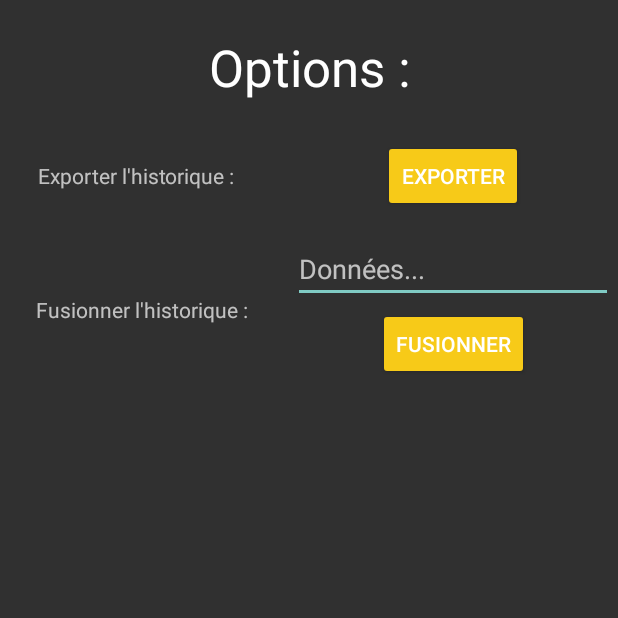
After one commit to Frexom/ArjenSimulathor, an Android app: the fragment SettingsFragment shown on its own in the app's theme, on a phone screen of 412 x 824 dp, the top half of it. The commit adds this screen. Run offline under Robolectric (Android 15) with nearby library versions, the phone set to English and light mode, and no system bars.

Commit message:
Added import and export

```diff
--- a/app/src/main/java/quoi/feur/arjensimulathor/ViewPagerAdapter.kt
+++ b/app/src/main/java/quoi/feur/arjensimulathor/ViewPagerAdapter.kt
@@ -6,12 +6,13 @@ import androidx.viewpager2.adapter.FragmentStateAdapter
 import quoi.feur.arjensimulathor.fragments.GroceriesFragment
 import quoi.feur.arjensimulathor.fragments.HistoryFragment
 import quoi.feur.arjensimulathor.fragments.HomeFragment
+import quoi.feur.arjensimulathor.fragments.SettingsFragment
 
 class ViewPagerAdapter(fragmentActivity: FragmentActivity) :
     FragmentStateAdapter(fragmentActivity) {
 
     override fun getItemCount(): Int {
-        return 3
+        return 4
     }
 
     override fun createFragment(position: Int): Fragment {
@@ -19,6 +20,7 @@ class ViewPagerAdapter(fragmentActivity: FragmentActivity) :
             0 -> HomeFragment()
             1 -> GroceriesFragment()
             2 -> HistoryFragment()
+            3 -> SettingsFragment()
             else -> HomeFragment()
         }
     }
--- a/app/src/main/java/quoi/feur/arjensimulathor/adapters/HistoryAdapter.kt
+++ b/app/src/main/java/quoi/feur/arjensimulathor/adapters/HistoryAdapter.kt
@@ -1,5 +1,6 @@
 package quoi.feur.arjensimulathor.adapters
 
+import android.annotation.SuppressLint
 import android.content.Context
 import android.view.LayoutInflater
 import android.view.View
@@ -36,8 +37,8 @@ class HistoryAdapter: BaseAdapter {
 
     override fun getView(position: Int, convertView: View?, parent: ViewGroup?): View {
         val convertView = inflater.inflate(R.layout.history_list_item, null)
-        var heading: TextView = convertView.findViewById(R.id.historyHeading)
-        var subHeading: TextView = convertView.findViewById(R.id.historySubHeading)
+        val heading: TextView = convertView.findViewById(R.id.historyHeading)
+        val subHeading: TextView = convertView.findViewById(R.id.historySubHeading)
 
         val item = entries[entries.size-1-position]
         heading.text = item.toString()
--- a/app/src/main/java/quoi/feur/arjensimulathor/fragments/HistoryFragment.kt
+++ b/app/src/main/java/quoi/feur/arjensimulathor/fragments/HistoryFragment.kt
@@ -8,7 +8,6 @@ import android.view.LayoutInflater
 import android.view.View
 import android.view.ViewGroup
 import android.widget.ListView
-import android.widget.SimpleAdapter
 import androidx.appcompat.app.AlertDialog
 import quoi.feur.arjensimulathor.R
 import quoi.feur.arjensimulathor.adapters.HistoryAdapter
--- /dev/null
+++ b/app/src/main/java/quoi/feur/arjensimulathor/fragments/SettingsFragment.kt
@@ -0,0 +1,59 @@
+package quoi.feur.arjensimulathor.fragments
+
+import android.content.ClipData
+import android.content.ClipboardManager
+import android.content.Context
+import android.os.Bundle
+import android.view.LayoutInflater
+import android.view.View
+import android.view.ViewGroup
+import android.widget.Button
+import android.widget.EditText
+import android.widget.Toast
+import androidx.fragment.app.Fragment
+import org.json.JSONArray
+import quoi.feur.arjensimulathor.R
+import quoi.feur.arjensimulathor.entities.Entry
+
+
+class SettingsFragment : Fragment() {
+
+    override fun onCreateView(
+        inflater: LayoutInflater, container: ViewGroup?,
+        savedInstanceState: Bundle?
+    ): View? {
+        val view =  inflater.inflate(R.layout.fragment_settings, container, false)
+        val activity = requireActivity()
+        val pref = activity.applicationContext!!.getSharedPreferences("arjensim", Context.MODE_PRIVATE)!!
+        val clipboardManager = activity.applicationContext.getSystemService(Context.CLIPBOARD_SERVICE) as ClipboardManager
+
+        view.findViewById<Button>(R.id.exportButton).setOnClickListener {
+            val clip = ClipData.newPlainText("Exported Arjen Simulathor history", Entry.allToJSON())
+            clipboardManager.setPrimaryClip(clip)
+            Toast.makeText(activity.applicationContext, "Historique copié dans le presse-papiers.", Toast.LENGTH_SHORT).show()
+        }
+
+        view.findViewById<Button>(R.id.mergeButton).setOnClickListener{
+            val editText = activity.findViewById<EditText>(R.id.editTextMerge)
+            val mergeText = editText.text.toString()
+            editText.text.clear()
+
+            if(mergeText != "") {
+                try {
+                    val mergeList = Entry.createListFromJSONArray(JSONArray(mergeText))
+                    Entry.mergeExternal(mergeList)
+                    pref.edit().remove("history").putString("history", Entry.allToJSON()).apply()
+                    Toast.makeText(activity.applicationContext, "La fusion a été effectuée!", Toast.LENGTH_SHORT).show()
+                }catch (e: org.json.JSONException){
+                    Toast.makeText(activity.applicationContext, "La fusion a échoué, essayer de ré-exporter les données.", Toast.LENGTH_SHORT).show()
+                }
+            }
+            else{
+                Toast.makeText(activity.applicationContext, "Veuillez entrer des données pour effecter une fusion.", Toast.LENGTH_SHORT).show()
+            }
+        }
+
+        return view
+    }
+
+}
--- a/app/src/main/res/layout/activity_main.xml
+++ b/app/src/main/res/layout/activity_main.xml
@@ -43,6 +43,11 @@
             android:layout_height="match_parent"
             android:text="Historique" />
 
+        <com.google.android.material.tabs.TabItem
+            android:layout_width="wrap_content"
+            android:layout_height="match_parent"
+            android:text="Paramètres" />
+
     </com.google.android.material.tabs.TabLayout>
 
 </RelativeLayout>
--- /dev/null
+++ b/app/src/main/res/layout/fragment_settings.xml
@@ -0,0 +1,77 @@
+<?xml version="1.0" encoding="utf-8"?>
+<androidx.constraintlayout.widget.ConstraintLayout xmlns:android="http://schemas.android.com/apk/res/android"
+    xmlns:app="http://schemas.android.com/apk/res-auto"
+    xmlns:tools="http://schemas.android.com/tools"
+    android:layout_width="match_parent"
+    android:layout_height="match_parent"
+    tools:context=".fragments.SettingsFragment">
+
+    <TextView
+        android:id="@+id/textView"
+        android:layout_width="wrap_content"
+        android:layout_height="wrap_content"
+        android:layout_marginTop="22dp"
+        android:text="Options :"
+        android:textAppearance="@style/TextAppearance.AppCompat.Display1"
+        android:textColor="@color/white"
+        app:layout_constraintEnd_toEndOf="parent"
+        app:layout_constraintStart_toStartOf="parent"
+        app:layout_constraintTop_toTopOf="parent" />
+
+    <TextView
+        android:id="@+id/textMerge"
+        android:layout_width="wrap_content"
+        android:layout_height="wrap_content"
+        android:layout_marginStart="25dp"
+        android:layout_marginTop="40dp"
+        android:text="Exporter l'historique :"
+        app:layout_constraintStart_toStartOf="parent"
+        app:layout_constraintTop_toBottomOf="@+id/textView" />
+
+    <TextView
+        android:id="@+id/textExport"
+        android:layout_width="wrap_content"
+        android:layout_height="wrap_content"
+        android:layout_marginStart="24dp"
+        android:layout_marginTop="70dp"
+        android:text="Fusionner l'historique :"
+        app:layout_constraintStart_toStartOf="parent"
+        app:layout_constraintTop_toBottomOf="@+id/textMerge" />
+
+    <Button
+        android:id="@+id/exportButton"
+        android:layout_width="wrap_content"
+        android:layout_height="wrap_content"
+        android:backgroundTint="@color/yellow"
+        android:text="exporter"
+        app:layout_constraintBottom_toBottomOf="@+id/textMerge"
+        app:layout_constraintEnd_toEndOf="@+id/editTextMerge"
+        app:layout_constraintStart_toStartOf="@+id/editTextMerge"
+        app:layout_constraintTop_toTopOf="@+id/textMerge" />
+
+    <Button
+        android:id="@+id/mergeButton"
+        android:layout_width="wrap_content"
+        android:layout_height="wrap_content"
+        android:layout_marginBottom="-40dp"
+        android:backgroundTint="@color/yellow"
+        android:text="Fusionner"
+        app:layout_constraintBottom_toBottomOf="@+id/textExport"
+        app:layout_constraintEnd_toEndOf="@+id/editTextMerge"
+        app:layout_constraintStart_toStartOf="@+id/editTextMerge"
+        app:layout_constraintTop_toBottomOf="@+id/editTextMerge" />
+
+    <EditText
+        android:id="@+id/editTextMerge"
+        android:layout_width="wrap_content"
+        android:layout_height="wrap_content"
+        android:layout_marginStart="30dp"
+        android:layout_marginTop="-40dp"
+        android:ems="10"
+        android:hint="Données..."
+        android:inputType="textPersonName"
+        app:layout_constraintStart_toEndOf="@+id/textExport"
+        app:layout_constraintTop_toTopOf="@+id/textExport" />
+
+
+</androidx.constraintlayout.widget.ConstraintLayout>
```
Also changed, not shown: app/src/main/java/quoi/feur/arjensimulathor/entities/Entry.kt (+20 -0 lines), app/src/main/java/quoi/feur/arjensimulathor/fragments/HomeFragment.kt (+15 -10 lines).
